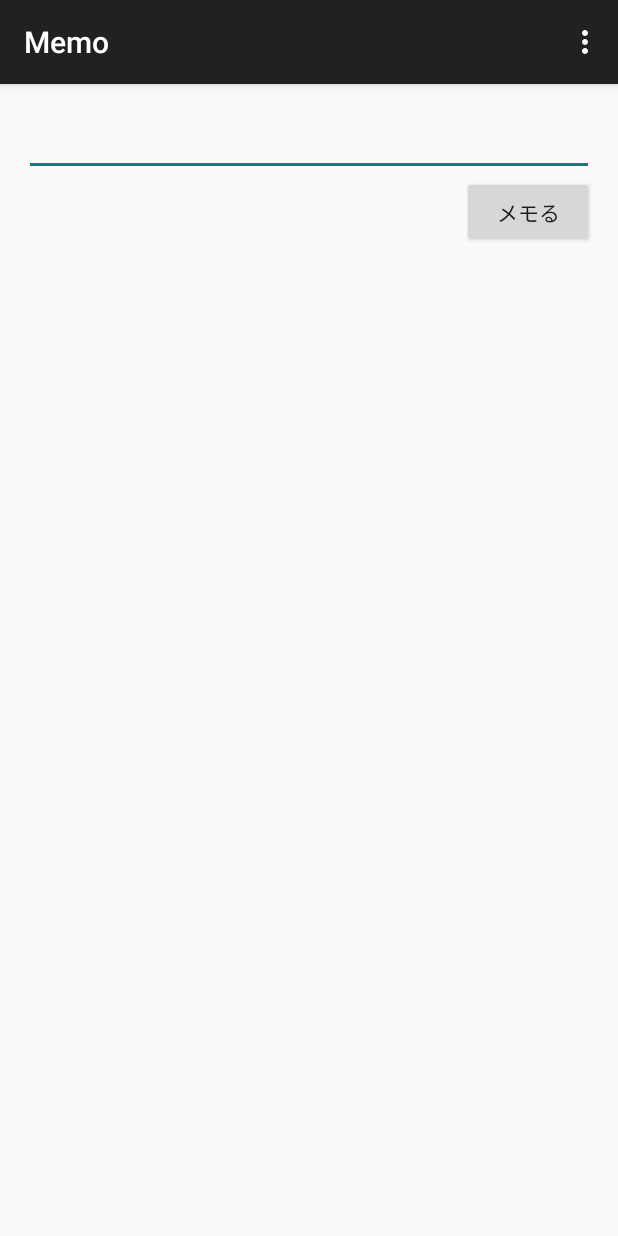
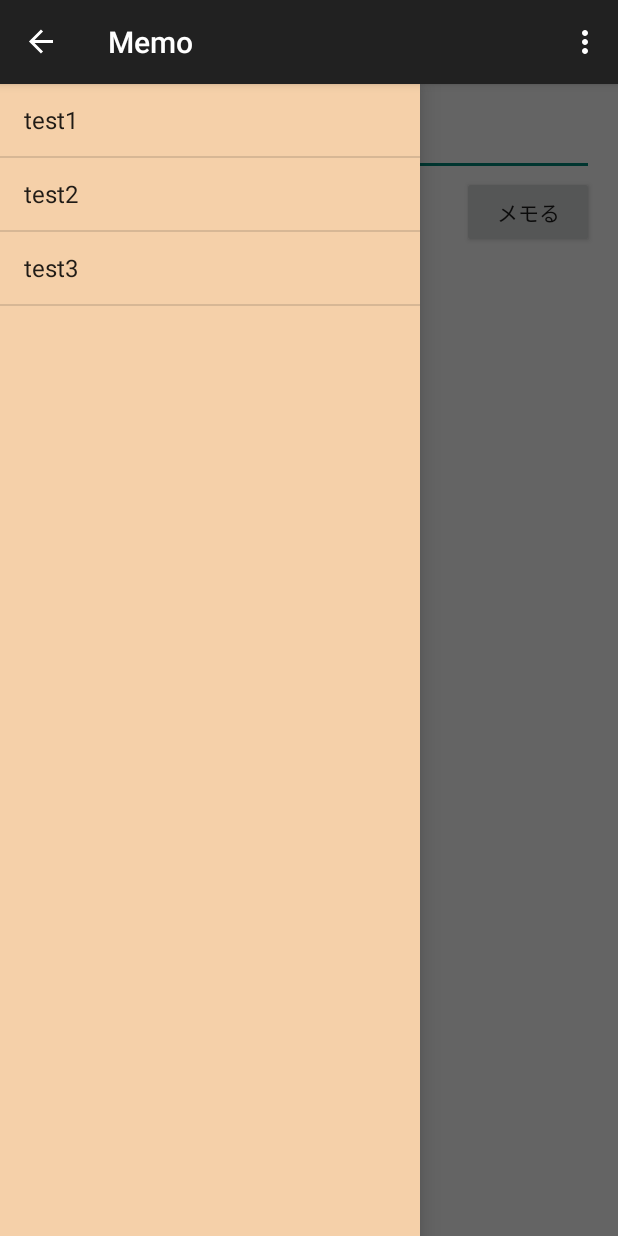
Before and after one commit to OysterMeister/yagi, an Android app: the screen it shows after launch (MainActivity), in the options menu, after a tap on "全消し", on a phone screen of 412 x 824 dp. Run offline under Robolectric (Android 15) with nearby library versions, the phone set to English and light mode, and no system bars.

Commit message:
#サイドメニューをつけてみた

```diff
--- a/app/src/main/java/com/example/memo/MainActivity.java
+++ b/app/src/main/java/com/example/memo/MainActivity.java
@@ -2,9 +2,12 @@ package com.example.memo;
 
 import android.content.Context;
 import android.content.SharedPreferences;
+import android.content.res.Configuration;
 import android.preference.PreferenceManager;
+import android.support.v4.widget.DrawerLayout;
 import android.support.v7.app.ActionBarActivity;
 import android.os.Bundle;
+import android.support.v7.app.ActionBarDrawerToggle;
 import android.view.ContextMenu;
 import android.view.Menu;
 import android.view.MenuItem;
@@ -31,6 +34,11 @@ public class MainActivity extends ActionBarActivity {
     private ArrayAdapter mAdapter;      // アダプター
     private SharedPreferences mShared;  // シェアード
 
+    private DrawerLayout mDrawerLayout;             // ドロワーレイアウト
+    private ActionBarDrawerToggle mDrawerToggle;    // ドロワートグル
+    private ListView mSideMenuLv;                   // サイドメニューリストビュー
+    private ArrayAdapter mSideMenuAdapter;          // サイドメニューアダプター
+
     @Override
     protected void onCreate(Bundle savedInstanceState) {
         super.onCreate(savedInstanceState);
@@ -38,12 +46,10 @@ public class MainActivity extends ActionBarActivity {
 
         // 初期化
         initialization();
+        initDrawer();
 
         // キーボード非表示
         HideKeyboard();
-
-        // ListViewとAdapterを結びつける
-        mListView.setAdapter(mAdapter);
 
         // コンテキストメニューを表示するリストビューを登録
         registerForContextMenu(mListView);
@@ -65,6 +71,30 @@ public class MainActivity extends ActionBarActivity {
         mListView = (ListView) findViewById(R.id.listView);                         // リストビュー
         mAdapter = new ArrayAdapter(mContext, android.R.layout.simple_list_item_1); // アダプター
         mShared = PreferenceManager.getDefaultSharedPreferences(mContext);          // シェアード
+        // ListViewとAdapterを結びつける
+        mListView.setAdapter(mAdapter);
+    }
+
+    /**
+     * ドロワー初期化
+     */
+    private void initDrawer() {
+        // ドロワーレイアウト
+        mDrawerLayout = (DrawerLayout) findViewById(R.id.drawer_layout);
+        // 切り替えボタン（3本線）の生成
+        mDrawerToggle = new ActionBarDrawerToggle(this, mDrawerLayout, R.string.app_name, R.string.app_name);
+        mDrawerToggle.setDrawerIndicatorEnabled(true);
+        mDrawerLayout.setDrawerListener(mDrawerToggle);
+        getSupportActionBar().setDisplayHomeAsUpEnabled(true);
+        getSupportActionBar().setDisplayShowHomeEnabled(true);
+        // サイドメニューの設定
+        mSideMenuLv = (ListView) findViewById(R.id.side_menu_lv);
+        mSideMenuAdapter = new ArrayAdapter(mContext, android.R.layout.simple_list_item_1);
+        // ListViewとAdapterを結びつける
+        mSideMenuLv.setAdapter(mSideMenuAdapter);
+        mSideMenuAdapter.add("test1");
+        mSideMenuAdapter.add("test2");
+        mSideMenuAdapter.add("test3");
     }
 
     /**
@@ -172,7 +202,7 @@ public class MainActivity extends ActionBarActivity {
             return true;
         }
 
-        return super.onOptionsItemSelected(item);
+        return mDrawerToggle.onOptionsItemSelected(item) || super.onOptionsItemSelected(item);
     }
 
     /**
@@ -222,4 +252,14 @@ public class MainActivity extends ActionBarActivity {
             imm.hideSoftInputFromWindow(getCurrentFocus().getWindowToken(), InputMethodManager.HIDE_NOT_ALWAYS);
         }
     }
+
+    /**
+     * Activityの開始が完了したとき
+     */
+    @Override
+    protected void onPostCreate(Bundle savedInstanceState) {
+        super.onPostCreate(savedInstanceState);
+        // DrawerToggleの同期
+        mDrawerToggle.syncState();
+    }
 }
--- a/app/src/main/res/layout/activity_main.xml
+++ b/app/src/main/res/layout/activity_main.xml
@@ -1,12 +1,15 @@
-<RelativeLayout xmlns:android="http://schemas.android.com/apk/res/android"
-    xmlns:tools="http://schemas.android.com/tools"
+<android.support.v4.widget.DrawerLayout xmlns:android="http://schemas.android.com/apk/res/android"
+    android:id="@+id/drawer_layout"
+    android:layout_width="match_parent"
+    android:layout_height="match_parent">
+
+    <RelativeLayout
         android:layout_width="match_parent"
         android:layout_height="match_parent"
         android:paddingLeft="@dimen/activity_horizontal_margin"
         android:paddingRight="@dimen/activity_horizontal_margin"
         android:paddingTop="@dimen/activity_vertical_margin"
-    android:paddingBottom="@dimen/activity_vertical_margin"
-    tools:context=".MainActivity">
+        android:paddingBottom="@dimen/activity_vertical_margin">
 
         <EditText
             android:id="@+id/editText"
@@ -33,3 +36,18 @@
             android:layout_centerHorizontal="true" />
 
     </RelativeLayout>
+
+    <!-- nav drawer:ここをstart側に寄せる -->
+    <LinearLayout
+        android:layout_gravity="start"
+        android:layout_width="280dp"
+        android:layout_height="match_parent"
+        android:background="#F5D0A9">
+
+        <ListView
+            android:id="@+id/side_menu_lv"
+            android:layout_width="match_parent"
+            android:layout_height="match_parent" />
+
+    </LinearLayout>
+</android.support.v4.widget.DrawerLayout>
```
Lines whose indentation alone changed are shown as unchanged.
